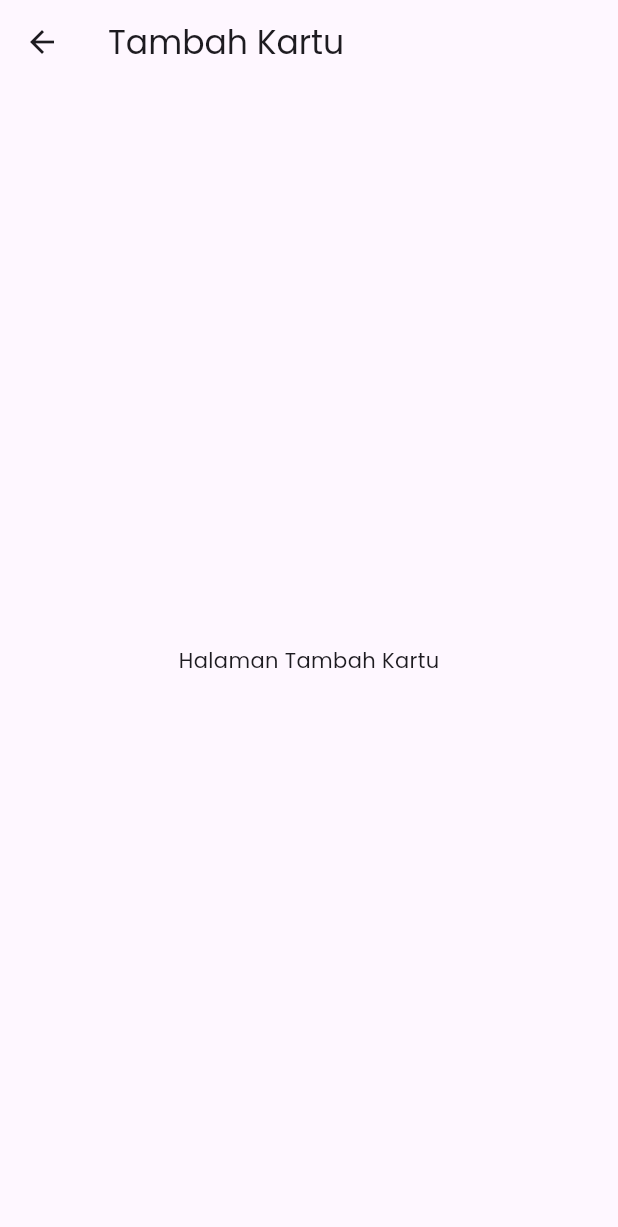
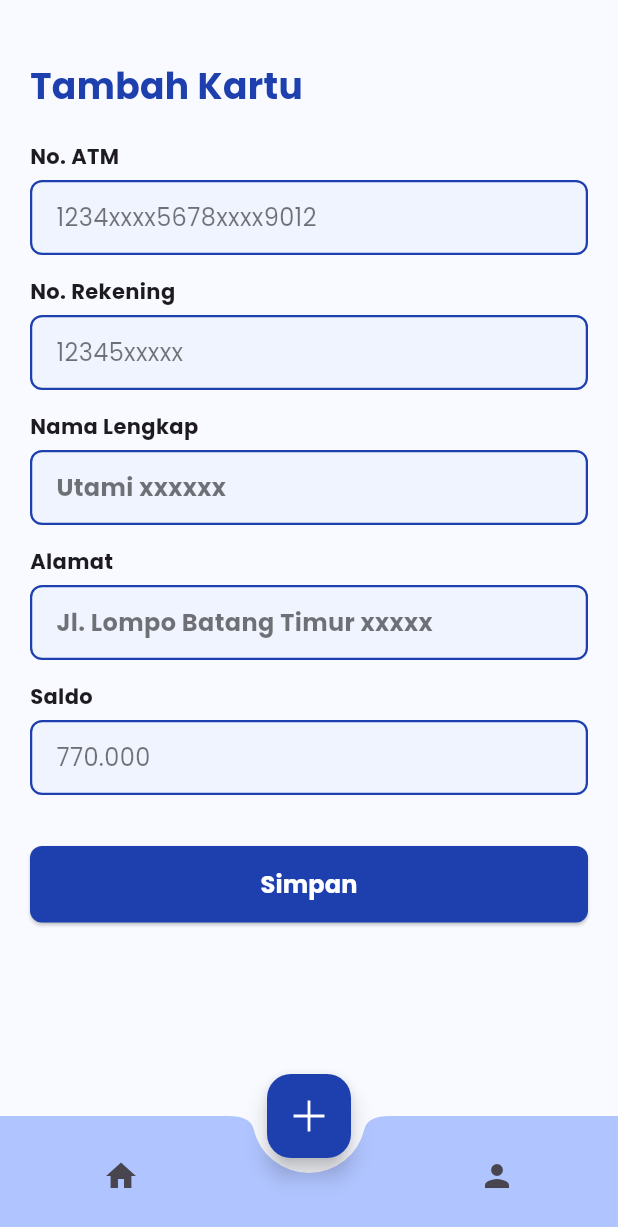
Before and after one commit to sayyidazizii/sibakat, a Flutter app: the AddPage screen opened directly, on a phone screen of 412 x 824 dp. Shown: the top 1227 px of the screen. Run offline on Flutter 3.47's test engine with Material 3 defaults, Android fonts, the phone set to English and light mode, and no system bars; our stand-ins replace fluttertoast, line_icons, shared_preferences; accounts and stored records are empty.

Commit message:
enhance(AddPage): update add page

```diff
--- a/lib/views/add_page.dart
+++ b/lib/views/add_page.dart
@@ -1,11 +1,100 @@
 import 'package:flutter/material.dart';
+import 'package:line_icons/line_icons.dart';
 
 class AddPage extends StatelessWidget {
   @override
   Widget build(BuildContext context) {
     return Scaffold(
-      appBar: AppBar(title: Text('Tambah Kartu')),
-      body: Center(child: Text('Halaman Tambah Kartu')),
+      backgroundColor: Color(0xFFF8FAFF),
+      body: Padding(
+        padding: EdgeInsets.symmetric(horizontal: 20, vertical: 40),
+        child: Column(
+          crossAxisAlignment: CrossAxisAlignment.start,
+          children: [
+            Text(
+              "Tambah Kartu",
+              style: TextStyle(
+                fontSize: 24,
+                fontWeight: FontWeight.bold,
+                color: Color(0xFF1E40AF),
+              ),
+            ),
+            SizedBox(height: 20),
+
+            buildInputField("No. ATM", "1234xxxx5678xxxx9012"),
+            buildInputField("No. Rekening", "12345xxxxx"),
+            buildInputField("Nama Lengkap", "Utami xxxxxx", isBold: true),
+            buildInputField("Alamat", "Jl. Lompo Batang Timur xxxxx", isBold: true),
+            buildInputField("Saldo", "770.000"),
+
+            SizedBox(height: 20),
+
+            SizedBox(
+              width: double.infinity,
+              child: ElevatedButton(
+                style: ElevatedButton.styleFrom(
+                  backgroundColor: Color(0xFF1E40AF),
+                  foregroundColor: Colors.white,
+                  padding: EdgeInsets.symmetric(vertical: 14),
+                  shape: RoundedRectangleBorder(
+                    borderRadius: BorderRadius.circular(8),
+                  ),
+                ),
+                onPressed: () {},
+                child: Text("Simpan", style: TextStyle(fontSize: 16, fontWeight: FontWeight.bold)),
+              ),
+            ),
+          ],
+        ),
+      ),
+
+      bottomNavigationBar: BottomAppBar(
+        shape: CircularNotchedRectangle(),
+        notchMargin: 10,
+        color: Color(0xFFB0C4FF),
+        child: Row(
+          mainAxisAlignment: MainAxisAlignment.spaceAround,
+          children: [
+            IconButton(icon: Icon(Icons.home), onPressed: () {}),
+            SizedBox(width: 40),
+            IconButton(icon: Icon(Icons.person), onPressed: () {}),
+          ],
+        ),
+      ),
+      floatingActionButton: FloatingActionButton(
+        backgroundColor: Color(0xFF1E40AF),
+        child: Icon(LineIcons.plus, size: 30, color: Colors.white),
+        onPressed: () {},
+      ),
+      floatingActionButtonLocation: FloatingActionButtonLocation.centerDocked,
+    );
+  }
+
+  Widget buildInputField(String label, String value, {bool isBold = false}) {
+    return Column(
+      crossAxisAlignment: CrossAxisAlignment.start,
+      children: [
+        Text(label, style: TextStyle(fontSize: 14, fontWeight: FontWeight.w600)),
+        SizedBox(height: 6),
+        Container(
+          width: double.infinity,
+          padding: EdgeInsets.symmetric(horizontal: 16, vertical: 12),
+          decoration: BoxDecoration(
+            color: Color(0xFFF0F4FF),
+            borderRadius: BorderRadius.circular(8),
+            border: Border.all(color: Color(0xFF1E40AF), width: 1.5),
+          ),
+          child: Text(
+            value,
+            style: TextStyle(
+              fontSize: 16,
+              fontWeight: isBold ? FontWeight.bold : FontWeight.normal,
+              color: Colors.black54,
+            ),
+          ),
+        ),
+        SizedBox(height: 14),
+      ],
     );
   }
 }
--- a/lib/views/dashboard_page.dart
+++ b/lib/views/dashboard_page.dart
@@ -1,5 +1,4 @@
 import 'package:flutter/material.dart';
-import 'package:provider/provider.dart';
 import 'package:line_icons/line_icons.dart';
 import 'package:shared_preferences/shared_preferences.dart';
 import '../services/api_service.dart';
@@ -159,12 +158,16 @@ class _DashboardPageState extends State<DashboardPage> {
                             ),
                           ),
                          SizedBox(height: 20),
-                         Text(
-                            "Daftar Pembuatan Kartu",
-                            style: TextStyle(fontSize: 20, fontWeight: FontWeight.bold),
-                            textAlign: TextAlign.left, // Pastikan teks rata kiri
+                         Container(
+                            width: double.infinity, // Pastikan Container melebar penuh
+                            alignment: Alignment.centerLeft, // Paksa konten berada di kiri
+                            margin: EdgeInsets.only(top: 20), // Tambahkan margin agar terpisah dari elemen sebelumnya
+                            child: Text(
+                              "Daftar Pembuatan Kartu",
+                              style: TextStyle(fontSize: 20, fontWeight: FontWeight.bold),
+                            ),
                           ),
-                          SizedBox(height: 10),
+
                           ListView.builder(
                             shrinkWrap: true,
                             physics: NeverScrollableScrollPhysics(),
```
